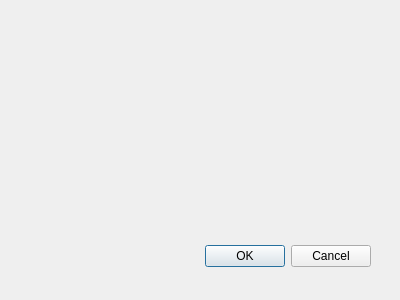
The window that stream_feature_extractor_dialog_base.ui (kartoza/stream_feature_extractor) describes before a commit, drawn with Qt 5.
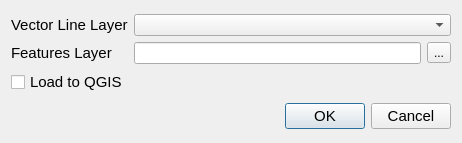
The same window after the commit.

The edit to the form file:
```diff
--- a/stream_feature_extractor_dialog_base.ui
+++ b/stream_feature_extractor_dialog_base.ui
@@ -1,33 +1,91 @@
 <ui version="4.0" >
  <class>StreamFeatureToolDialogBase</class>
- <widget class="QDialog" name="StreamFeatureToolDialogBase" >
-  <property name="geometry" >
+ <widget class="QDialog" name="StreamFeatureToolDialogBase">
+  <property name="geometry">
    <rect>
     <x>0</x>
     <y>0</y>
-    <width>400</width>
-    <height>300</height>
+    <width>462</width>
+    <height>143</height>
    </rect>
   </property>
   <property name="windowTitle" >
    <string>Stream Feature Extractor</string>
   </property>
-  <widget class="QDialogButtonBox" name="button_box" >
-   <property name="geometry" >
-    <rect>
-     <x>30</x>
-     <y>240</y>
-     <width>341</width>
-     <height>32</height>
-    </rect>
-   </property>
-   <property name="orientation" >
-    <enum>Qt::Horizontal</enum>
-   </property>
-   <property name="standardButtons" >
-    <set>QDialogButtonBox::Cancel|QDialogButtonBox::Ok</set>
-   </property>
-  </widget>
+  <layout class="QGridLayout" name="gridLayout">
+   <item row="5" column="0">
+    <widget class="QDialogButtonBox" name="button_box">
+     <property name="font">
+      <font>
+       <pointsize>11</pointsize>
+      </font>
+     </property>
+     <property name="orientation">
+      <enum>Qt::Horizontal</enum>
+     </property>
+     <property name="standardButtons">
+      <set>QDialogButtonBox::Cancel|QDialogButtonBox::Ok</set>
+     </property>
+    </widget>
+   </item>
+   <item row="0" column="0">
+    <layout class="QGridLayout" name="gridLayout_2">
+     <item row="1" column="0">
+      <widget class="QLabel" name="lblFeaturesLayer">
+       <property name="font">
+        <font>
+         <pointsize>11</pointsize>
+        </font>
+       </property>
+       <property name="text">
+        <string>Features Layer</string>
+       </property>
+      </widget>
+     </item>
+     <item row="0" column="0">
+      <widget class="QLabel" name="lblVectorLineLayer">
+       <property name="font">
+        <font>
+         <pointsize>11</pointsize>
+        </font>
+       </property>
+       <property name="text">
+        <string>Vector Line Layer</string>
+       </property>
+      </widget>
+     </item>
+     <item row="1" column="1">
+      <layout class="QGridLayout" name="gridLayout_3">
+       <item row="0" column="1">
+        <widget class="QToolButton" name="tbFeaturesLayer">
+         <property name="text">
+          <string>...</string>
+         </property>
+        </widget>
+       </item>
+       <item row="0" column="0">
+        <widget class="QLineEdit" name="leFeaturesLayer"/>
+       </item>
+      </layout>
+     </item>
+     <item row="0" column="1">
+      <widget class="QComboBox" name="cboVectorLineLayer"/>
+     </item>
+     <item row="2" column="0">
+      <widget class="QCheckBox" name="cbLoadToQGIS">
+       <property name="font">
+        <font>
+         <pointsize>11</pointsize>
+        </font>
+       </property>
+       <property name="text">
+        <string>Load to QGIS</string>
+       </property>
+      </widget>
+     </item>
+    </layout>
+   </item>
+  </layout>
  </widget>
  <resources/>
  <connections>
```
Left out of the diff: 29 changed lines with no effect on the pictures.
